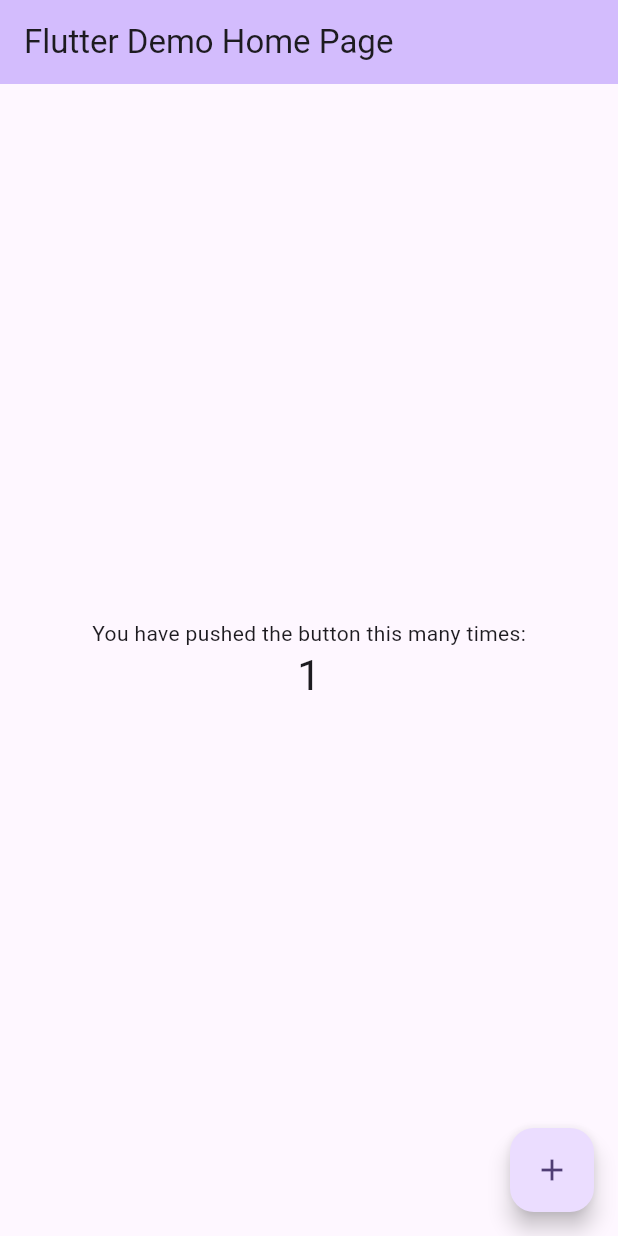
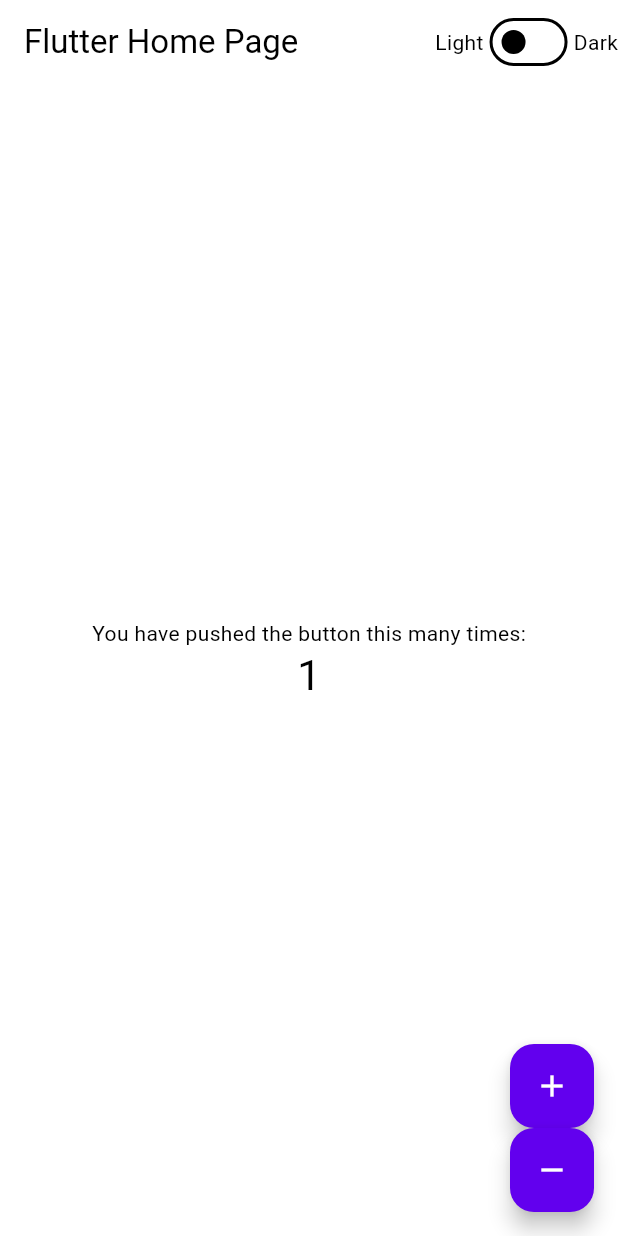
Before and after one commit to ShazaAllam2001/bloc_task, a Flutter app: the screen it shows after launch, after a tap on the "add" icon, on a phone screen of 412 x 824 dp. Run offline on Flutter 3.47's test engine with Material 3 defaults, Android fonts, the phone set to English and light mode, and no system bars; our stand-ins replace flutter_bloc.

Commit message:
add task

```diff
--- /dev/null
+++ b/lib/bloc/counter/counter_bloc.dart
@@ -0,0 +1,15 @@
+import 'package:bloc_task/bloc/counter/counter_event.dart';
+import 'package:bloc_task/bloc/counter/counter_state.dart';
+import 'package:flutter_bloc/flutter_bloc.dart';
+
+class CounterBloc extends Bloc<CounterEvent, CounterState> {
+  CounterBloc() : super(CounterState(0)) {
+    on<CounterIncrement>((event, emit) {
+      emit(CounterState(state.count + 1));
+    });
+
+    on<CounterDecrement>((event, emit) {
+      emit(CounterState(state.count - 1));
+    });
+  }
+}
--- /dev/null
+++ b/lib/bloc/counter/counter_event.dart
@@ -0,0 +1,5 @@
+abstract class CounterEvent {}
+
+class CounterIncrement extends CounterEvent {}
+
+class CounterDecrement extends CounterEvent {}
--- /dev/null
+++ b/lib/bloc/counter/counter_state.dart
@@ -0,0 +1,5 @@
+class CounterState {
+  final int count;
+
+  CounterState(this.count);
+}
--- /dev/null
+++ b/lib/bloc/theme/theme.dart
@@ -0,0 +1,9 @@
+import 'package:flutter/material.dart';
+
+ThemeData lightTheme = ThemeData(
+  colorScheme: ColorScheme.light()
+);
+
+ThemeData darkTheme = ThemeData(
+  colorScheme: ColorScheme.dark()
+);
--- /dev/null
+++ b/lib/bloc/theme/theme_bloc.dart
@@ -0,0 +1,15 @@
+import 'package:bloc_task/bloc/theme/theme_event.dart';
+import 'package:flutter/material.dart';
+import 'package:flutter_bloc/flutter_bloc.dart';
+
+class ThemeBloc extends Bloc<ThemeEvent, ThemeMode> {
+  ThemeBloc() : super(ThemeMode.light) {
+    on<ThemeLight>((event, emit) {
+      emit(ThemeMode.light);
+    });
+
+    on<ThemeDark>((event, emit) {
+      emit(ThemeMode.dark);
+    });
+  }
+}
--- /dev/null
+++ b/lib/bloc/theme/theme_event.dart
@@ -0,0 +1,8 @@
+import 'package:flutter/material.dart';
+
+@immutable
+abstract class ThemeEvent {}
+
+class ThemeLight extends ThemeEvent {}
+
+class ThemeDark extends ThemeEvent {}
--- a/lib/main.dart
+++ b/lib/main.dart
@@ -1,4 +1,9 @@
+import 'package:bloc_task/bloc/counter/counter_bloc.dart';
+import 'package:bloc_task/bloc/theme/theme.dart';
+import 'package:bloc_task/bloc/theme/theme_bloc.dart';
+import 'package:bloc_task/pages/home.dart';
 import 'package:flutter/material.dart';
+import 'package:flutter_bloc/flutter_bloc.dart';
 
 void main() {
   runApp(const MyApp());
@@ -7,119 +12,28 @@ void main() {
 class MyApp extends StatelessWidget {
   const MyApp({super.key});
 
-  // This widget is the root of your application.
   @override
   Widget build(BuildContext context) {
-    return MaterialApp(
-      title: 'Flutter Demo',
-      theme: ThemeData(
-        // This is the theme of your application.
-        //
-        // TRY THIS: Try running your application with "flutter run". You'll see
-        // the application has a purple toolbar. Then, without quitting the app,
-        // try changing the seedColor in the colorScheme below to Colors.green
-        // and then invoke "hot reload" (save your changes or press the "hot
-        // reload" button in a Flutter-supported IDE, or press "r" if you used
-        // the command line to start the app).
-        //
-        // Notice that the counter didn't reset back to zero; the application
-        // state is not lost during the reload. To reset the state, use hot
-        // restart instead.
-        //
-        // This works for code too, not just values: Most code changes can be
-        // tested with just a hot reload.
-        colorScheme: ColorScheme.fromSeed(seedColor: Colors.deepPurple),
-        useMaterial3: true,
-      ),
-      home: const MyHomePage(title: 'Flutter Demo Home Page'),
+    return MultiBlocProvider(
+      providers: [
+        BlocProvider<CounterBloc>(
+          create: (context) => CounterBloc()
+        ),
+        BlocProvider<ThemeBloc>(
+          create: (context) => ThemeBloc()
+        )
+      ],
+      child: BlocBuilder<ThemeBloc, ThemeMode>(
+        builder: (context, state) {
+          return MaterialApp(
+            title: 'Flutter Demo',
+            theme: lightTheme,
+            darkTheme: darkTheme,
+            themeMode: state,
+            home: const MyHomePage(title: 'Flutter Home Page')
+          );
+        }
+      )
     );
   }
 }
-
-class MyHomePage extends StatefulWidget {
-  const MyHomePage({super.key, required this.title});
-
-  // This widget is the home page of your application. It is stateful, meaning
-  // that it has a State object (defined below) that contains fields that affect
-  // how it looks.
-
-  // This class is the configuration for the state. It holds the values (in this
-  // case the title) provided by the parent (in this case the App widget) and
-  // used by the build method of the State. Fields in a Widget subclass are
-  // always marked "final".
-
-  final String title;
-
-  @override
-  State<MyHomePage> createState() => _MyHomePageState();
-}
-
-class _MyHomePageState extends State<MyHomePage> {
-  int _counter = 0;
-
-  void _incrementCounter() {
-    setState(() {
-      // This call to setState tells the Flutter framework that something has
-      // changed in this State, which causes it to rerun the build method below
-      // so that the display can reflect the updated values. If we changed
-      // _counter without calling setState(), then the build method would not be
-      // called again, and so nothing would appear to happen.
-      _counter++;
-    });
-  }
-
-  @override
-  Widget build(BuildContext context) {
-    // This method is rerun every time setState is called, for instance as done
-    // by the _incrementCounter method above.
-    //
-    // The Flutter framework has been optimized to make rerunning build methods
-    // fast, so that you can just rebuild anything that needs updating rather
-    // than having to individually change instances of widgets.
-    return Scaffold(
-      appBar: AppBar(
-        // TRY THIS: Try changing the color here to a specific color (to
-        // Colors.amber, perhaps?) and trigger a hot reload to see the AppBar
-        // change color while the other colors stay the same.
-        backgroundColor: Theme.of(context).colorScheme.inversePrimary,
-        // Here we take the value from the MyHomePage object that was created by
-        // the App.build method, and use it to set our appbar title.
-        title: Text(widget.title),
-      ),
-      body: Center(
-        // Center is a layout widget. It takes a single child and positions it
-        // in the middle of the parent.
-        child: Column(
-          // Column is also a layout widget. It takes a list of children and
-          // arranges them vertically. By default, it sizes itself to fit its
-          // children horizontally, and tries to be as tall as its parent.
-          //
-          // Column has various properties to control how it sizes itself and
-          // how it positions its children. Here we use mainAxisAlignment to
-          // center the children vertically; the main axis here is the vertical
-          // axis because Columns are vertical (the cross axis would be
-          // horizontal).
-          //
-          // TRY THIS: Invoke "debug painting" (choose the "Toggle Debug Paint"
-          // action in the IDE, or press "p" in the console), to see the
-          // wireframe for each widget.
-          mainAxisAlignment: MainAxisAlignment.center,
-          children: <Widget>[
-            const Text(
-              'You have pushed the button this many times:',
-            ),
-            Text(
-              '$_counter',
-              style: Theme.of(context).textTheme.headlineMedium,
-            ),
-          ],
-        ),
-      ),
-      floatingActionButton: FloatingActionButton(
-        onPressed: _incrementCounter,
-        tooltip: 'Increment',
-        child: const Icon(Icons.add),
-      ), // This trailing comma makes auto-formatting nicer for build methods.
-    );
-  }
-}
--- /dev/null
+++ b/lib/pages/home.dart
@@ -0,0 +1,110 @@
+import 'package:bloc_task/bloc/counter/counter_bloc.dart';
+import 'package:bloc_task/bloc/counter/counter_event.dart';
+import 'package:bloc_task/bloc/counter/counter_state.dart';
+import 'package:bloc_task/bloc/theme/theme_bloc.dart';
+import 'package:bloc_task/bloc/theme/theme_event.dart';
+import 'package:flutter/material.dart';
+import 'package:flutter_bloc/flutter_bloc.dart';
+
+class MyHomePage extends StatefulWidget {
+  const MyHomePage({super.key, required this.title});
+
+  final String title;
+
+  @override
+  State<MyHomePage> createState() => _MyHomePageState();
+}
+
+class _MyHomePageState extends State<MyHomePage> {
+
+  @override
+  Widget build(BuildContext context) {
+    final counterBloc = context.read<CounterBloc>();
+    final themeBloc = context.read<ThemeBloc>();
+
+    return BlocListener<ThemeBloc, ThemeMode>(
+      listener: (context, state) {
+        if (state == ThemeMode.light) {
+          ScaffoldMessenger.of(context).showSnackBar(
+            const SnackBar(content: Text("Changed theme to Light!"), duration: Duration(seconds: 2),)
+          );
+        }
+        else {
+          ScaffoldMessenger.of(context).showSnackBar(
+            const SnackBar(content: Text("Changed theme to Dark!"), duration: Duration(seconds: 2),)
+          );
+        }
+      },
+      child: Scaffold(
+        appBar: AppBar(
+          backgroundColor: Theme.of(context).colorScheme.inversePrimary,
+          title: Text(widget.title),
+          actions: [
+            Text("Light"),
+            Switch(
+              value: themeBloc.state == ThemeMode.dark,
+              onChanged: (value) {
+                if (themeBloc.state == ThemeMode.dark) {
+                  themeBloc.add(ThemeLight());
+                }
+                else {
+                  themeBloc.add(ThemeDark());
+                }
+              }
+            ),
+            Text("Dark"),
+          ],
+        ),
+        body: Center(
+          child: Column(
+            mainAxisAlignment: MainAxisAlignment.center,
+            children: <Widget>[
+              const Text(
+                'You have pushed the button this many times:',
+              ),
+              BlocConsumer<CounterBloc, CounterState>(
+                listener: (context, state) {
+                  if (state.count == 10) {
+                    ScaffoldMessenger.of(context).showSnackBar(
+                      const SnackBar(content: Text("Reached 10!"), duration: Duration(seconds: 2),)
+                    );
+                  }
+                  else if (state.count == -10) {
+                    ScaffoldMessenger.of(context).showSnackBar(
+                      const SnackBar(content: Text("Reached -10!"), duration: Duration(seconds: 2),)
+                    );
+                  }
+                },
+                builder: (context, state) {
+                  return Text(
+                    '${state.count}',
+                    style: Theme.of(context).textTheme.headlineMedium,
+                  );
+                }
+              )
+            ],
+          ),
+        ),
+        floatingActionButton: Column(
+          mainAxisSize: MainAxisSize.min,
+          children: [
+            FloatingActionButton(
+              onPressed: () {
+                counterBloc.add(CounterIncrement());
+              },
+              tooltip: 'Increment',
+              child: const Icon(Icons.add),
+            ),
+            FloatingActionButton(
+              onPressed: () {
+                counterBloc.add(CounterDecrement());
+              },
+              tooltip: 'Decrement',
+              child: const Icon(Icons.remove),
+            ),
+          ],
+        )
+      )
+    );
+  }
+}
```
Also changed, not shown: output/AddNumber.jpg (added), output/ChangeTheme_Dark.jpg (added), output/ChangeTheme_Light.jpg (added), output/Reached10.jpg (added), output/SubtractNumber.jpg (added), 1 other file.
